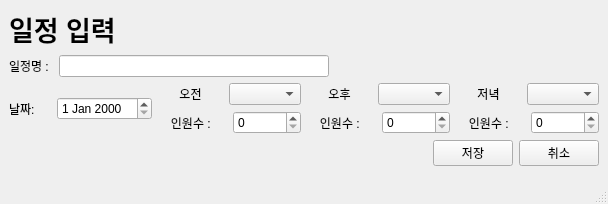
The window that OOP_Project_Qt/DateInputWindow.ui (Doho-K/OOP23_1) describes before a commit, drawn with Qt 5.
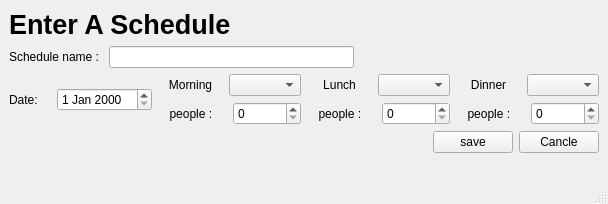
The same window after the commit.

```diff
--- a/OOP_Project_Qt/DateInputWindow.ui
+++ b/OOP_Project_Qt/DateInputWindow.ui
@@ -24,7 +24,7 @@
        </font>
       </property>
       <property name="text">
-       <string>일정 입력</string>
+       <string>Enter A Schedule</string>
       </property>
      </widget>
     </item>
@@ -33,7 +33,7 @@
       <item>
        <widget class="QLabel" name="label_9">
         <property name="text">
-         <string>일정명 : </string>
+         <string>Schedule name : </string>
         </property>
        </widget>
       </item>
@@ -64,7 +64,7 @@
           <item>
            <widget class="QLabel" name="label">
             <property name="text">
-             <string>날짜:</string>
+             <string>Date:</string>
             </property>
            </widget>
           </item>
@@ -82,7 +82,7 @@
           <item>
            <widget class="QLabel" name="label_3">
             <property name="text">
-             <string>오전</string>
+             <string>Morning</string>
             </property>
             <property name="alignment">
              <set>Qt::AlignCenter</set>
@@ -99,7 +99,7 @@
           <item>
            <widget class="QLabel" name="label_5">
             <property name="text">
-             <string>인원수 : </string>
+             <string>people : </string>
             </property>
             <property name="alignment">
              <set>Qt::AlignCenter</set>
@@ -120,7 +120,7 @@
           <item>
            <widget class="QLabel" name="label_6">
             <property name="text">
-             <string>오후</string>
+             <string>Lunch</string>
             </property>
             <property name="alignment">
              <set>Qt::AlignCenter</set>
@@ -137,7 +137,7 @@
           <item>
            <widget class="QLabel" name="label_7">
             <property name="text">
-             <string>인원수 : </string>
+             <string>people : </string>
             </property>
             <property name="alignment">
              <set>Qt::AlignCenter</set>
@@ -158,7 +158,7 @@
           <item>
            <widget class="QLabel" name="label_4">
             <property name="text">
-             <string>저녁</string>
+             <string>Dinner</string>
             </property>
             <property name="alignment">
              <set>Qt::AlignCenter</set>
@@ -175,7 +175,7 @@
           <item>
            <widget class="QLabel" name="label_8">
             <property name="text">
-             <string>인원수 : </string>
+             <string>people : </string>
             </property>
             <property name="alignment">
              <set>Qt::AlignCenter</set>
@@ -209,14 +209,14 @@
       <item>
        <widget class="QPushButton" name="saveButton">
         <property name="text">
-         <string>저장</string>
+         <string>save</string>
         </property>
        </widget>
       </item>
       <item>
        <widget class="QPushButton" name="escButton">
         <property name="text">
-         <string>취소</string>
+         <string>Cancle</string>
         </property>
        </widget>
       </item>
```
